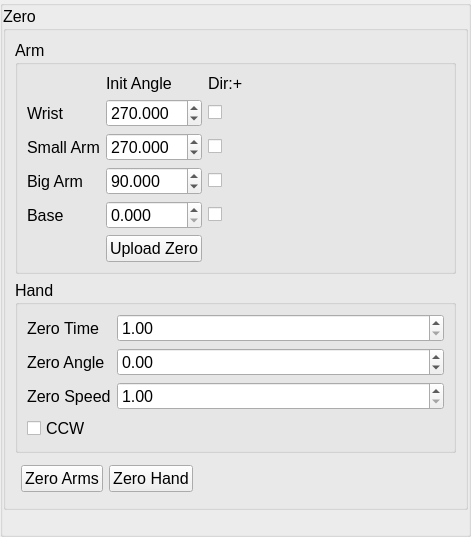
Qt form source/wnd/ui/sinanjupref.ui (ww4u/megarobostudio) before a commit.
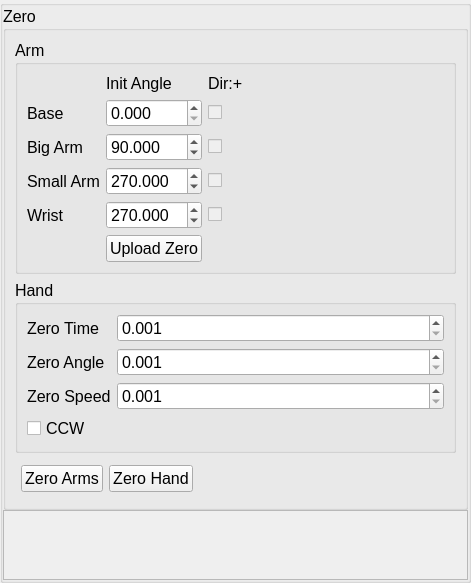
The same form after that commit. Icons and pictures are not drawn.

Patch:
```diff
--- a/source/wnd/ui/sinanjupref.ui
+++ b/source/wnd/ui/sinanjupref.ui
@@ -73,7 +73,7 @@
             <string>Arm</string>
            </property>
            <layout class="QGridLayout" name="gridLayout">
-            <item row="2" column="4">
+            <item row="5" column="4">
              <spacer name="horizontalSpacer_2">
               <property name="orientation">
                <enum>Qt::Horizontal</enum>
@@ -86,21 +86,14 @@
               </property>
              </spacer>
             </item>
-            <item row="0" column="3">
-             <widget class="QLabel" name="label_2">
-              <property name="text">
-               <string>Dir:+</string>
-              </property>
-             </widget>
-            </item>
-            <item row="2" column="0">
+            <item row="5" column="0">
              <widget class="QLabel" name="label_4">
               <property name="text">
                <string>Wrist</string>
               </property>
              </widget>
             </item>
-            <item row="2" column="2">
+            <item row="5" column="2">
              <widget class="QDoubleSpinBox" name="spinAngleWrist">
               <property name="decimals">
                <number>3</number>
@@ -113,6 +106,13 @@
               </property>
              </widget>
             </item>
+            <item row="0" column="3">
+             <widget class="QLabel" name="label_2">
+              <property name="text">
+               <string>Dir:+</string>
+              </property>
+             </widget>
+            </item>
             <item row="0" column="2">
              <widget class="QLabel" name="label_18">
               <property name="text">
@@ -120,37 +120,31 @@
               </property>
              </widget>
             </item>
-            <item row="2" column="3">
+            <item row="5" column="3">
              <widget class="QCheckBox" name="chkInvWrist">
+              <property name="enabled">
+               <bool>false</bool>
+              </property>
               <property name="text">
                <string/>
               </property>
              </widget>
             </item>
+            <item row="9" column="2">
+             <widget class="QPushButton" name="btnUploadZero">
+              <property name="text">
+               <string>Upload Zero</string>
+              </property>
+             </widget>
+            </item>
+            <item row="2" column="0">
+             <widget class="QLabel" name="label_7">
+              <property name="text">
+               <string>Base</string>
+              </property>
+             </widget>
+            </item>
             <item row="3" column="2">
-             <widget class="QDoubleSpinBox" name="spinAngleSArm">
-              <property name="decimals">
-               <number>3</number>
-              </property>
-              <property name="maximum">
-               <double>360.000000000000000</double>
-              </property>
-              <property name="value">
-               <double>270.000000000000000</double>
-              </property>
-             </widget>
-            </item>
-            <item row="5" column="2">
-             <widget class="QDoubleSpinBox" name="spinAngleBase">
-              <property name="decimals">
-               <number>3</number>
-              </property>
-              <property name="maximum">
-               <double>360.000000000000000</double>
-              </property>
-             </widget>
-            </item>
-            <item row="4" column="2">
              <widget class="QDoubleSpinBox" name="spinAngleBArm">
               <property name="decimals">
                <number>3</number>
@@ -163,52 +157,70 @@
               </property>
              </widget>
             </item>
-            <item row="5" column="3">
+            <item row="2" column="3">
              <widget class="QCheckBox" name="chkInvBase">
+              <property name="enabled">
+               <bool>false</bool>
+              </property>
               <property name="text">
                <string/>
               </property>
              </widget>
             </item>
             <item row="3" column="0">
-             <widget class="QLabel" name="label_5">
-              <property name="text">
-               <string>Small Arm</string>
-              </property>
-             </widget>
-            </item>
-            <item row="4" column="0">
              <widget class="QLabel" name="label_6">
               <property name="text">
                <string>Big Arm</string>
               </property>
              </widget>
             </item>
-            <item row="4" column="3">
-             <widget class="QCheckBox" name="chkInvBA">
-              <property name="text">
-               <string/>
-              </property>
-             </widget>
-            </item>
-            <item row="5" column="0">
-             <widget class="QLabel" name="label_7">
-              <property name="text">
-               <string>Base</string>
-              </property>
-             </widget>
-            </item>
             <item row="3" column="3">
+             <widget class="QCheckBox" name="chkInvBA">
+              <property name="enabled">
+               <bool>false</bool>
+              </property>
+              <property name="text">
+               <string/>
+              </property>
+             </widget>
+            </item>
+            <item row="2" column="2">
+             <widget class="QDoubleSpinBox" name="spinAngleBase">
+              <property name="decimals">
+               <number>3</number>
+              </property>
+              <property name="maximum">
+               <double>360.000000000000000</double>
+              </property>
+             </widget>
+            </item>
+            <item row="4" column="0">
+             <widget class="QLabel" name="label_5">
+              <property name="text">
+               <string>Small Arm</string>
+              </property>
+             </widget>
+            </item>
+            <item row="4" column="2">
+             <widget class="QDoubleSpinBox" name="spinAngleSArm">
+              <property name="decimals">
+               <number>3</number>
+              </property>
+              <property name="maximum">
+               <double>360.000000000000000</double>
+              </property>
+              <property name="value">
+               <double>270.000000000000000</double>
+              </property>
+             </widget>
+            </item>
+            <item row="4" column="3">
              <widget class="QCheckBox" name="chkInvSA">
-              <property name="text">
-               <string/>
+              <property name="enabled">
+               <bool>false</bool>
               </property>
-             </widget>
-            </item>
-            <item row="6" column="2">
-             <widget class="QPushButton" name="btnUploadZero">
               <property name="text">
-               <string>Upload Zero</string>
+               <string/>
               </property>
              </widget>
             </item>
@@ -230,8 +242,14 @@
             </item>
             <item row="1" column="1">
              <widget class="QDoubleSpinBox" name="spinZeroTime">
+              <property name="decimals">
+               <number>3</number>
+              </property>
               <property name="minimum">
-               <double>1.000000000000000</double>
+               <double>0.001000000000000</double>
+              </property>
+              <property name="maximum">
+               <double>1000.000000000000000</double>
               </property>
              </widget>
             </item>
@@ -244,11 +262,14 @@
             </item>
             <item row="3" column="1">
              <widget class="QDoubleSpinBox" name="spinZeroSpeed">
+              <property name="decimals">
+               <number>3</number>
+              </property>
               <property name="minimum">
-               <double>1.000000000000000</double>
+               <double>0.001000000000000</double>
               </property>
               <property name="maximum">
-               <double>10.000000000000000</double>
+               <double>1000.000000000000000</double>
               </property>
              </widget>
             </item>
@@ -261,11 +282,14 @@
             </item>
             <item row="2" column="1">
              <widget class="QDoubleSpinBox" name="spinZeroAngle">
+              <property name="decimals">
+               <number>3</number>
+              </property>
               <property name="minimum">
-               <double>-360.000000000000000</double>
+               <double>0.001000000000000</double>
               </property>
               <property name="maximum">
-               <double>360.000000000000000</double>
+               <double>1000.000000000000000</double>
               </property>
              </widget>
             </item>
@@ -331,6 +355,50 @@
         </layout>
        </widget>
       </item>
+      <item>
+       <widget class="QScrollArea" name="scrollArea">
+        <property name="frameShadow">
+         <enum>QFrame::Raised</enum>
+        </property>
+        <property name="lineWidth">
+         <number>0</number>
+        </property>
+        <property name="widgetResizable">
+         <bool>true</bool>
+        </property>
+        <widget class="QWidget" name="scrollAreaWidgetContents">
+         <property name="geometry">
+          <rect>
+           <x>0</x>
+           <y>0</y>
+           <width>450</width>
+           <height>315</height>
+          </rect>
+         </property>
+         <layout class="QVBoxLayout" name="verticalLayout_4">
+          <item>
+           <widget class="QLabel" name="label">
+            <property name="maximumSize">
+             <size>
+              <width>240</width>
+              <height>297</height>
+             </size>
+            </property>
+            <property name="text">
+             <string/>
+            </property>
+            <property name="pixmap">
+             <pixmap resource="../res/res.qrc">:/res/image/joint/mrx-t4_geo.png</pixmap>
+            </property>
+            <property name="scaledContents">
+             <bool>true</bool>
+            </property>
+           </widget>
+          </item>
+         </layout>
+        </widget>
+       </widget>
+      </item>
       <item>
        <spacer name="verticalSpacer_2">
         <property name="orientation">
```
Left out of the diff: 4 changed lines with no effect on the pictures.
